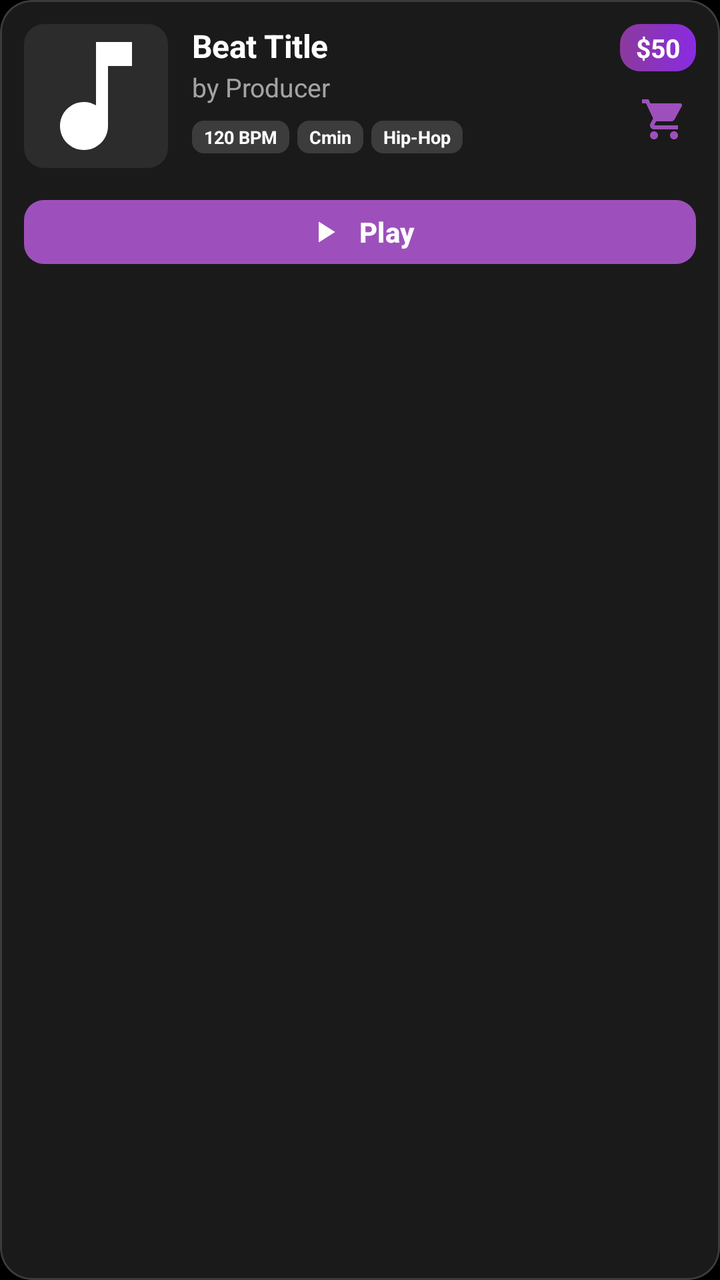
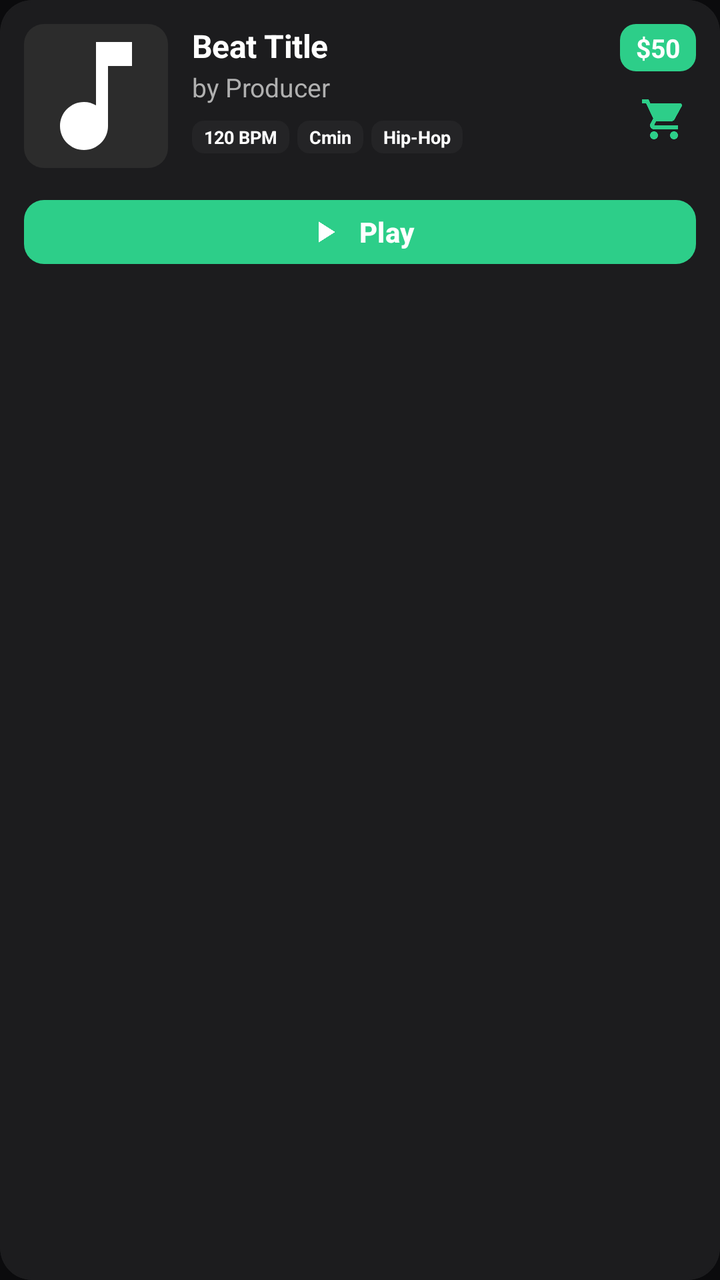

Two renders of the same Android screen: before a commit and after it. Below are the layout's source before the change and the commit's diff.
<!-- AndroidManifest.xml: application theme Theme.BeatHouse.Splash -->
<!-- res/layout/item_beat.xml -->
<?xml version="1.0" encoding="utf-8"?>
<com.google.android.material.card.MaterialCardView
    xmlns:android="http://schemas.android.com/apk/res/android"
    xmlns:app="http://schemas.android.com/apk/res-auto"
    android:id="@+id/cardBeat"
    android:layout_width="match_parent"
    android:layout_height="wrap_content"
    android:layout_marginHorizontal="12dp"
    android:layout_marginVertical="6dp"
    app:cardCornerRadius="16dp"
    app:cardElevation="2dp"
    app:cardBackgroundColor="#1AFFFFFF"
    app:strokeColor="#26FFFFFF"
    app:strokeWidth="1dp"
    android:stateListAnimator="@null">

    <LinearLayout
        android:layout_width="match_parent"
        android:layout_height="wrap_content"
        android:orientation="vertical"
        android:padding="12dp">

        <LinearLayout
            android:layout_width="match_parent"
            android:layout_height="wrap_content"
            android:orientation="horizontal"
            android:gravity="top">

            
            <com.google.android.material.card.MaterialCardView
                android:layout_width="72dp"
                android:layout_height="72dp"
                android:layout_marginEnd="12dp"
                app:cardCornerRadius="10dp"
                app:cardElevation="0dp"
                app:strokeWidth="0dp">
                <ImageView
                    android:id="@+id/ivCover"
                    android:layout_width="match_parent"
                    android:layout_height="match_parent"
                    android:scaleType="centerCrop"
                    android:src="@drawable/ic_music_note"
                    android:background="#2C2C2C"
                    android:contentDescription="Beat cover" />
            </com.google.android.material.card.MaterialCardView>

            
            <LinearLayout
                android:layout_width="0dp"
                android:layout_height="wrap_content"
                android:layout_weight="1"
                android:orientation="vertical">

                <TextView
                    android:id="@+id/tvTitle"
                    android:layout_width="match_parent"
                    android:layout_height="wrap_content"
                    android:text="Beat Title"
                    android:textSize="16sp"
                    android:textStyle="bold"
                    android:textColor="#FFFFFF"
                    android:maxLines="2"
                    android:ellipsize="end"
                    android:letterSpacing="-0.01" />

                <TextView
                    android:id="@+id/tvProducer"
                    android:layout_width="match_parent"
                    android:layout_height="wrap_content"
                    android:text="by Producer"
                    android:textSize="13sp"
                    android:textColor="#99FFFFFF"
                    android:layout_marginTop="1dp"
                    android:maxLines="1"
                    android:ellipsize="end" />

                
                <LinearLayout
                    android:layout_width="match_parent"
                    android:layout_height="wrap_content"
                    android:layout_marginTop="8dp"
                    android:orientation="horizontal">

                    <TextView
                        android:id="@+id/tvBpm"
                        android:layout_width="wrap_content"
                        android:layout_height="wrap_content"
                        android:background="@drawable/tag_background"
                        android:paddingHorizontal="6dp"
                        android:paddingVertical="2dp"
                        android:text="120 BPM"
                        android:textColor="#FFFFFF"
                        android:textSize="9sp"
                        android:textStyle="bold"
                        android:maxLines="1" />

                    <TextView
                        android:id="@+id/tvKey"
                        android:layout_width="wrap_content"
                        android:layout_height="wrap_content"
                        android:layout_marginStart="4dp"
                        android:background="@drawable/tag_background"
                        android:paddingHorizontal="6dp"
                        android:paddingVertical="2dp"
                        android:text="Cmin"
                        android:textColor="#FFFFFF"
                        android:textSize="9sp"
                        android:textStyle="bold"
                        android:maxLines="1" />

                    <TextView
                        android:id="@+id/tvGenre"
                        android:layout_width="wrap_content"
                        android:layout_height="wrap_content"
                        android:layout_marginStart="4dp"
                        android:background="@drawable/tag_background"
                        android:ellipsize="end"
                        android:maxLines="1"
                        android:paddingHorizontal="6dp"
                        android:paddingVertical="2dp"
                        android:text="Hip-Hop"
                        android:textColor="#FFFFFF"
                        android:textSize="9sp"
                        android:textStyle="bold" />
                </LinearLayout>

            </LinearLayout>

            <LinearLayout
                android:layout_width="wrap_content"
                android:layout_height="wrap_content"
                android:orientation="vertical"
                android:gravity="end"
                android:layout_marginStart="4dp">

                <TextView
                    android:id="@+id/tvPrice"
                    android:layout_width="wrap_content"
                    android:layout_height="wrap_content"
                    android:text="$50"
                    android:textSize="13sp"
                    android:textStyle="bold"
                    android:paddingHorizontal="8dp"
                    android:paddingVertical="3dp"
                    android:background="@drawable/price_background"
                    android:textColor="#FFFFFF" />

                <FrameLayout
                    android:layout_width="wrap_content"
                    android:layout_height="wrap_content"
                    android:layout_marginTop="8dp">

                    <ImageButton
                        android:id="@+id/btn_add_to_cart"
                        android:layout_width="32dp"
                        android:layout_height="32dp"
                        android:src="@drawable/ic_shopping_cart"
                        android:background="?attr/selectableItemBackgroundBorderless"
                        android:contentDescription="Add to cart"
                        app:tint="@color/primary" />

                    <View
                        android:id="@+id/cart_badge"
                        android:layout_width="8dp"
                        android:layout_height="8dp"
                        android:layout_gravity="top|end"
                        android:background="@drawable/badge_background"
                        android:visibility="gone" />
                </FrameLayout>
            </LinearLayout>

        </LinearLayout>

        <TextView
            android:id="@+id/tvDescription"
            android:layout_width="match_parent"
            android:layout_height="wrap_content"
            android:textSize="11sp"
            android:textColor="#80FFFFFF"
            android:layout_marginTop="8dp"
            android:maxLines="2"
            android:ellipsize="end"
            android:visibility="gone" />

        <com.google.android.material.button.MaterialButton
            android:id="@+id/btnPlay"
            android:layout_width="match_parent"
            android:layout_height="40dp"
            android:layout_marginTop="12dp"
            android:text="Play"
            android:textSize="14sp"
            android:textStyle="bold"
            app:icon="@drawable/ic_play_arrow"
            app:iconGravity="textStart"
            app:iconSize="18dp"
            app:cornerRadius="10dp"
            app:backgroundTint="@color/primary"
            android:textColor="#FFFFFF"
            app:rippleColor="#33FFFFFF"
            style="@style/Widget.Material3.Button" />

    </LinearLayout>

</com.google.android.material.card.MaterialCardView>
<!-- resources referenced by this layout -->
<resources>
  <color name="primary">#9D50BB</color>
  <!-- drawable badge_background (drawable) -->
  <?xml version="1.0" encoding="utf-8"?>
  <shape xmlns:android="http://schemas.android.com/apk/res/android"
      android:shape="oval">
      <solid android:color="#8B3A9C" />
  </shape>
  <!-- drawable ic_music_note (drawable) -->
  <vector xmlns:android="http://schemas.android.com/apk/res/android"
      android:width="24dp"
      android:height="24dp"
      android:viewportWidth="24"
      android:viewportHeight="24"
      android:tint="?attr/colorOnSurface">
      <path
          android:fillColor="@android:color/white"
          android:pathData="M12,3v10.55c-0.59,-0.34 -1.27,-0.55 -2,-0.55 -2.21,0 -4,1.79 -4,4s1.79,4 4,4 4,-1.79 4,-4V7h4V3h-6z"/>
  </vector>
  <!-- drawable ic_play_arrow (drawable) -->
  <?xml version="1.0" encoding="utf-8"?>
  <vector xmlns:android="http://schemas.android.com/apk/res/android"
      android:width="24dp"
      android:height="24dp"
      android:viewportWidth="24"
      android:viewportHeight="24"
      android:tint="?attr/colorOnSurface">
      <path
          android:fillColor="@android:color/white"
          android:pathData="M8,5v14l11,-7z"/>
  </vector>
  <!-- drawable price_background (drawable) -->
  <?xml version="1.0" encoding="utf-8"?>
  <shape xmlns:android="http://schemas.android.com/apk/res/android">
      <corners android:radius="10dp" />
      <gradient
          android:startColor="#8B3A9C"
          android:endColor="#8A2BE2"
          android:angle="0" />
  </shape>
  <!-- drawable tag_background (drawable) -->
  <shape xmlns:android="http://schemas.android.com/apk/res/android">
      <corners android:radius="6dp" />
      <solid android:color="#26FFFFFF" />
  </shape>
  <style name="Theme.BeatHouse.Splash" parent="Theme.BeatHouse">
          <item name="android:windowBackground">@color/background</item>
      </style>
  <color name="background">#000000</color>
  <color name="primary_container">#2E1045</color>
  <color name="on_primary">#FFFFFF</color>
  <color name="secondary">#8E8E93</color>
  <color name="secondary_container">#151517</color>
  <color name="on_secondary">#FFFFFF</color>
  <color name="error">#FF453A</color>
  <color name="error_container">#330000</color>
  <color name="surface">#000000</color>
  <color name="surface_variant">#000000</color>
  <color name="on_surface">#FFFFFF</color>
  <color name="on_surface_variant">#A0A0A0</color>
  <color name="outline">#1C1C1E</color>
  <style name="Widget.BeatHouse.Button" parent="Widget.Material3.Button">
          <item name="android:textSize">16sp</item>
          <item name="android:textStyle">bold</item>
          <item name="cornerRadius">14dp</item>
          <item name="iconGravity">textStart</item>
          <item name="iconPadding">8dp</item>
          <item name="android:insetTop">4dp</item>
          <item name="android:insetBottom">4dp</item>
          <item name="backgroundTint">@color/primary</item>
          <item name="android:textColor">@color/on_primary</item>
      </style>
  <style name="Widget.BeatHouse.Card" parent="Widget.Material3.CardView.Elevated">
          <item name="cardCornerRadius">18dp</item>
          <item name="cardElevation">0dp</item>
          <item name="strokeColor">@color/outline</item>
          <item name="strokeWidth">1dp</item>
          <item name="cardBackgroundColor">@color/surface_container</item>
      </style>
  <style name="Widget.BeatHouse.AppBarLayout" parent="Widget.Material3.AppBarLayout">
          <item name="android:background">@color/surface</item>
          <item name="backgroundTint">@color/surface</item>
      </style>
  <color name="surface_container">#0A0A0A</color>
  <!-- unchanged entries left out for length: 5 -->
</resources>

<!-- the commit's change to res/layout/item_beat.xml (unified diff, before → after) -->
@@ -8,9 +8,9 @@
     android:layout_marginHorizontal="12dp"
     android:layout_marginVertical="6dp"
     app:cardCornerRadius="16dp"
-    app:cardElevation="2dp"
-    app:cardBackgroundColor="#1AFFFFFF"
-    app:strokeColor="#26FFFFFF"
+    app:cardElevation="0dp"
+    app:cardBackgroundColor="@color/surface_container"
+    app:strokeColor="@color/outline"
     app:strokeWidth="1dp"
     android:stateListAnimator="@null">
 
@@ -58,7 +58,7 @@
                     android:text="Beat Title"
                     android:textSize="16sp"
                     android:textStyle="bold"
-                    android:textColor="#FFFFFF"
+                    android:textColor="@color/on_surface"
                     android:maxLines="2"
                     android:ellipsize="end"
                     android:letterSpacing="-0.01" />
@@ -69,7 +69,7 @@
                     android:layout_height="wrap_content"
                     android:text="by Producer"
                     android:textSize="13sp"
-                    android:textColor="#99FFFFFF"
+                    android:textColor="@color/on_surface_variant"
                     android:layout_marginTop="1dp"
                     android:maxLines="1"
                     android:ellipsize="end" />
@@ -89,7 +89,7 @@
                         android:paddingHorizontal="6dp"
                         android:paddingVertical="2dp"
                         android:text="120 BPM"
-                        android:textColor="#FFFFFF"
+                        android:textColor="@color/on_surface"
                         android:textSize="9sp"
                         android:textStyle="bold"
                         android:maxLines="1" />
@@ -103,7 +103,7 @@
                         android:paddingHorizontal="6dp"
                         android:paddingVertical="2dp"
                         android:text="Cmin"
-                        android:textColor="#FFFFFF"
+                        android:textColor="@color/on_surface"
                         android:textSize="9sp"
                         android:textStyle="bold"
                         android:maxLines="1" />
@@ -119,7 +119,7 @@
                         android:paddingHorizontal="6dp"
                         android:paddingVertical="2dp"
                         android:text="Hip-Hop"
-                        android:textColor="#FFFFFF"
+                        android:textColor="@color/on_surface"
                         android:textSize="9sp"
                         android:textStyle="bold" />
                 </LinearLayout>
@@ -176,7 +176,7 @@
             android:layout_width="match_parent"
             android:layout_height="wrap_content"
             android:textSize="11sp"
-            android:textColor="#80FFFFFF"
+            android:textColor="@color/on_surface_secondary"
             android:layout_marginTop="8dp"
             android:maxLines="2"
             android:ellipsize="end"
<!-- resource entries referenced after the edit -->
@@ -1,6 +1,6 @@
 <!-- resources referenced by this layout -->
 <resources>
-  <color name="primary">#9D50BB</color>
+  <color name="primary">#2DCE89</color>
   <!-- drawable badge_background (drawable) -->
   <?xml version="1.0" encoding="utf-8"?>
   <shape xmlns:android="http://schemas.android.com/apk/res/android"
@@ -33,37 +33,36 @@
   <!-- drawable price_background (drawable) -->
   <?xml version="1.0" encoding="utf-8"?>
   <shape xmlns:android="http://schemas.android.com/apk/res/android">
-      <corners android:radius="10dp" />
-      <gradient
-          android:startColor="#8B3A9C"
-          android:endColor="#8A2BE2"
-          android:angle="0" />
+      <corners android:radius="8dp" />
+      <solid android:color="@color/primary" />
   </shape>
   <!-- drawable tag_background (drawable) -->
   <shape xmlns:android="http://schemas.android.com/apk/res/android">
       <corners android:radius="6dp" />
-      <solid android:color="#26FFFFFF" />
+      <solid android:color="@color/surface_container_high" />
   </shape>
   <style name="Theme.BeatHouse.Splash" parent="Theme.BeatHouse">
           <item name="android:windowBackground">@color/background</item>
       </style>
-  <color name="background">#000000</color>
-  <color name="primary_container">#2E1045</color>
+  <color name="surface_container_high">#242426</color>
+  <color name="background">#0B0B0D</color>
+  <color name="primary_container">#004D40</color>
   <color name="on_primary">#FFFFFF</color>
   <color name="secondary">#8E8E93</color>
-  <color name="secondary_container">#151517</color>
+  <color name="secondary_container">#1C1C1E</color>
   <color name="on_secondary">#FFFFFF</color>
   <color name="error">#FF453A</color>
   <color name="error_container">#330000</color>
-  <color name="surface">#000000</color>
-  <color name="surface_variant">#000000</color>
+  <color name="surface">#121214</color>
+  <color name="surface_variant">#1A1A1C</color>
   <color name="on_surface">#FFFFFF</color>
-  <color name="on_surface_variant">#A0A0A0</color>
+  <color name="on_surface_secondary">#707070</color>
+  <color name="on_surface_variant">#B0B0B0</color>
   <color name="outline">#1C1C1E</color>
   <style name="Widget.BeatHouse.Button" parent="Widget.Material3.Button">
           <item name="android:textSize">16sp</item>
           <item name="android:textStyle">bold</item>
-          <item name="cornerRadius">14dp</item>
+          <item name="cornerRadius">12dp</item>
           <item name="iconGravity">textStart</item>
           <item name="iconPadding">8dp</item>
           <item name="android:insetTop">4dp</item>
@@ -72,7 +71,7 @@
           <item name="android:textColor">@color/on_primary</item>
       </style>
   <style name="Widget.BeatHouse.Card" parent="Widget.Material3.CardView.Elevated">
-          <item name="cardCornerRadius">18dp</item>
+          <item name="cardCornerRadius">16dp</item>
           <item name="cardElevation">0dp</item>
           <item name="strokeColor">@color/outline</item>
           <item name="strokeWidth">1dp</item>
@@ -82,7 +81,7 @@
           <item name="android:background">@color/surface</item>
           <item name="backgroundTint">@color/surface</item>
       </style>
-  <color name="surface_container">#0A0A0A</color>
+  <color name="surface_container">#1C1C1E</color>
   <!-- unchanged entries left out for length: 5 -->
 </resources>
 
